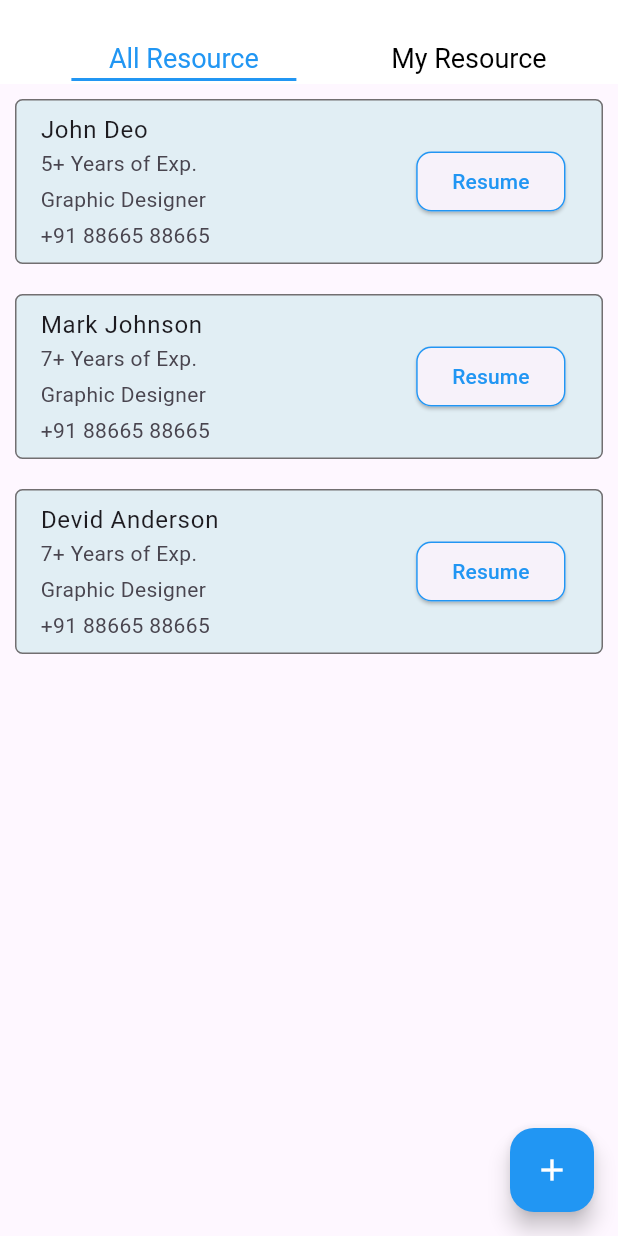
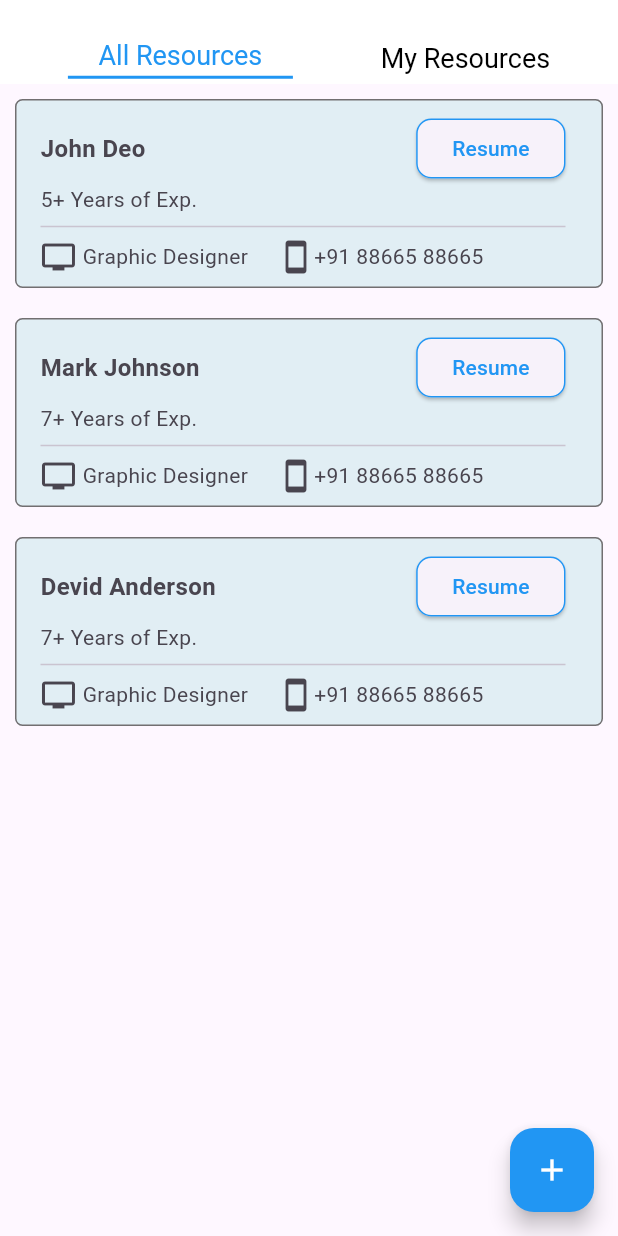
Before and after one commit to Muhaiminkpm/FYJ, a Flutter app: the ResourceScreen screen opened directly, on a phone screen of 412 x 824 dp. Run offline on Flutter 3.47's test engine with Material 3 defaults, Android fonts, the phone set to English and light mode, and no system bars; our stand-ins replace google_fonts; Roboto replaces fonts that are missing (Ubuntu).

Commit message:
just_change

```diff
--- a/even_managment/lib/Screens/Login/createac.dart
+++ b/even_managment/lib/Screens/Login/createac.dart
@@ -1,4 +1,4 @@
-import 'package:even_managment/Screens/Login/loginoption.dart';
+
 import 'package:even_managment/home/home.dart';
 import 'package:flutter/cupertino.dart';
 import 'package:flutter/material.dart';
--- a/even_managment/lib/Screens/Login/loginscreen.dart
+++ b/even_managment/lib/Screens/Login/loginscreen.dart
@@ -1,5 +1,5 @@
 import 'package:even_managment/Screens/Login/createac.dart';
-import 'package:even_managment/Screens/Login/loginoption.dart';
+
 import 'package:even_managment/home/home.dart';
 import 'package:flutter/material.dart';
 
--- a/even_managment/lib/Screens/jobs/future.dart
+++ b/even_managment/lib/Screens/jobs/future.dart
@@ -19,7 +19,7 @@ class _FuturePageState extends State<FuturePage> {
           children: [
             Image.asset(
               'asstes/Screenshot_2024-10-08_193219-removebg-preview.png',
-              color: const Color.fromARGB(211, 244, 241, 241),
+              color: Color.fromARGB(162, 244, 241, 241),
               width: 400,
               fit: BoxFit.fitWidth,
             ),
--- a/even_managment/lib/Screens/splashsceen.dart
+++ b/even_managment/lib/Screens/splashsceen.dart
@@ -35,7 +35,7 @@ class _WelcomeScreenState extends State<WelcomeScreen> {
                     fontSize: 20,
                     fontWeight: FontWeight.normal),
               ),
-          Image.asset('asstes/Screenshot_2024-10-08_194043-removebg-preview.png')
+              Image.asset('asstes/job icon.png')
             ],
           ),
         ),
--- a/even_managment/lib/home/widget/request.dart
+++ b/even_managment/lib/home/widget/request.dart
@@ -1,4 +1,5 @@
 import 'package:even_managment/home/widget/request%20details/addrequest.dart';
+import 'package:even_managment/home/widget/request%20details/details.dart';
 import 'package:flutter/cupertino.dart';
 import 'package:flutter/material.dart';
 import 'package:google_fonts/google_fonts.dart';
@@ -160,6 +161,10 @@ class _RequestScreenState extends State<RequestScreen> {
               //   },
               //   child: const Text('Resume'),
               // ),
+              onTap: () {
+                Navigator.push(context,
+                    MaterialPageRoute(builder: (context) => DetailEmploye()));
+              },
             ),
           );
         },
--- a/even_managment/lib/home/widget/resource.dart
+++ b/even_managment/lib/home/widget/resource.dart
@@ -1,5 +1,4 @@
 import 'package:even_managment/home/widget/resource%20details/addresource.dart';
-import 'package:flutter/cupertino.dart';
 import 'package:flutter/material.dart';
 import 'package:google_fonts/google_fonts.dart';
 
@@ -11,7 +10,7 @@ class ResourceScreen extends StatefulWidget {
 }
 
 class _ResourceScreenState extends State<ResourceScreen> {
-  bool showMyResources = false; // Track which resource type is shown
+  bool showMyResources = false;
 
   final List<Map<String, String>> allResources = [
     {
@@ -53,30 +52,54 @@ class _ResourceScreenState extends State<ResourceScreen> {
   Widget build(BuildContext context) {
     return Scaffold(
       appBar: AppBar(
-        automaticallyImplyLeading: false, // Removes the back button
+        automaticallyImplyLeading: false,
         backgroundColor: Colors.white,
         title: Row(
           mainAxisAlignment: MainAxisAlignment.spaceAround,
           children: [
-            GestureDetector(
+            buildTab('All Resources', !showMyResources),
+            buildTab('My Resources', showMyResources),
+          ],
+        ),
+      ),
+      body: ListView.builder(
+        itemCount: showMyResources ? myResources.length : allResources.length,
+        itemBuilder: (context, index) {
+          final resource =
+              showMyResources ? myResources[index] : allResources[index];
+          return buildResourceTile(resource);
+        },
+      ),
+      floatingActionButton: FloatingActionButton(
+        onPressed: () {
+          Navigator.push(context,
+              MaterialPageRoute(builder: (context) => const AddResource()));
+        },
+        child: const Icon(Icons.add, color: Colors.white),
+        backgroundColor: Colors.blue,
+      ),
+    );
+  }
+
+  // Helper widget to build each tab
+  Widget buildTab(String title, bool isActive) {
+    return GestureDetector(
       onTap: () {
         setState(() {
-                  showMyResources = false;
+          showMyResources = title == 'My Resources';
         });
       },
       child: Column(
         children: [
-                  SizedBox(
-                    height: 25,
-                  ),
+          const SizedBox(height: 22),
           Text(
-                    'All Resource',
+            title,
             style: GoogleFonts.ubuntu(
-                      color: !showMyResources ? Colors.blue : Colors.black,
+              color: isActive ? Colors.blue : Colors.black,
               fontSize: 18,
             ),
           ),
-                  if (!showMyResources)
+          if (isActive)
             Container(
               margin: const EdgeInsets.only(top: 2),
               height: 2,
@@ -85,91 +108,58 @@ class _ResourceScreenState extends State<ResourceScreen> {
             ),
         ],
       ),
-            ),
-            GestureDetector(
-              onTap: () {
-                setState(() {
-                  showMyResources = true;
-                });
-              },
-              child: Column(
-                children: [
-                  SizedBox(
-                    height: 22,
-                  ),
-                  Text(
-                    'My Resource',
-                    style: GoogleFonts.ubuntu(
-                      color: showMyResources ? Colors.blue : Colors.black,
-                      fontSize: 18,
-                    ),
-                  ),
-                  if (showMyResources)
-                    Container(
-                      margin: const EdgeInsets.only(top: 2),
-                      height: 2,
-                      width: 150,
-                      color: Colors.blue,
-                    ),
-                ],
-              ),
-            ),
-          ],
-        ),
-      ),
-      body: ListView.builder(
-        itemCount: showMyResources ? myResources.length : allResources.length,
-        itemBuilder: (context, index) {
-          final resource =
-              showMyResources ? myResources[index] : allResources[index];
+    );
+  }
+
+  // Helper widget to build resource tile
+  Widget buildResourceTile(Map<String, String> resource) {
     return Container(
       decoration: BoxDecoration(
-                border: Border.all(color: Color.fromARGB(242, 108, 104, 106)),
+        border: Border.all(color: const Color.fromARGB(242, 108, 104, 106)),
         borderRadius: BorderRadius.circular(5),
-                color: Color.fromARGB(255, 225, 238, 244)),
+        color: const Color.fromARGB(255, 225, 238, 244),
+      ),
       margin: const EdgeInsets.all(10),
       child: ListTile(
-              title: Text(resource['name']!),
         subtitle: Column(
           crossAxisAlignment: CrossAxisAlignment.start,
           children: [
-                  Text(resource['experience']!),
-                  const SizedBox(height: 4),
-                  Text(resource['role']!),
-                  const SizedBox(height: 4),
-                  Text(resource['contact']!),
-                ],
+            Row(
+              children: [
+                Expanded(
+                  child: Text(resource['name'] ?? 'Unknown',
+                      style: const TextStyle(
+                          fontSize: 16, fontWeight: FontWeight.bold)),
                 ),
-              trailing: ElevatedButton(
+                ElevatedButton(
                   style: ElevatedButton.styleFrom(
                     shape: RoundedRectangleBorder(
-                    side: BorderSide(color: Colors.blue),
+                      side: const BorderSide(color: Colors.blue),
                       borderRadius: BorderRadius.circular(10),
                     ),
                   ),
                   onPressed: () {
                     // Resume action
                   },
-                child: const Text(
-                  'Resume',
-                  style: TextStyle(color: Colors.blue),
+                  child: const Text('Resume',
+                      style: TextStyle(color: Colors.blue)),
                 ),
+              ],
             ),
+            Text(resource['experience'] ?? 'N/A'),
+            const Divider(thickness: 1),
+            Row(
+              children: [
+                const Icon(Icons.tv),
+                const SizedBox(width: 4),
+                Text(resource['role'] ?? 'N/A'),
+                const SizedBox(width: 20),
+                const Icon(Icons.stay_current_portrait_rounded),
+                Text(resource['contact'] ?? 'N/A'),
+              ],
             ),
-          );
-        },
+          ],
         ),
-      floatingActionButton: FloatingActionButton(
-        onPressed: () {
-          Navigator.push(
-              context, MaterialPageRoute(builder: (context) => AddResource()));
-          // Add new resource action
-        },
-        child: const Icon(
-          Icons.add,
-          color: Colors.white,
-        ),
-        backgroundColor: Colors.blue,
       ),
     );
   }
--- a/even_managment/pubspec.yaml
+++ b/even_managment/pubspec.yaml
@@ -19,7 +19,8 @@ dev_dependencies:
 flutter:
   uses-material-design: true
   assets:
-   - asstes\Screenshot_2024-10-08_011447-removebg-preview.png
-   - asstes\Screenshot_2024-10-08_192811-removebg-preview.png
+   - asstes\dreem_job.png
+   - asstes\success_man.png
    - asstes\Screenshot_2024-10-08_193219-removebg-preview.png
    - asstes\Screenshot_2024-10-08_194043-removebg-preview.png
+   - asstes\job icon.png
```
Also changed, not shown: even_managment/lib/Screens/jobs/dreamjobs.dart (+5 -5 lines), even_managment/lib/Screens/jobs/success.dart (+7 -8 lines), even_managment/lib/home/widget/request details/addrequest.dart (+42 -2 lines), even_managment/lib/home/widget/request details/details.dart (added, +20 -0 lines), even_managment/lib/home/widget/resource details/addresource.dart (+57 -24 lines), even_managment/asstes/Screenshot_2024-10-08_011447-removebg-preview.png (deleted), even_managment/asstes/Screenshot_2024-10-08_192811-removebg-preview.png (deleted), even_managment/asstes/dreem_job.png (added), even_managment/asstes/job icon.png (added), even_managment/asstes/success_man.png (added). Lines whose indentation alone changed are shown as unchanged.
